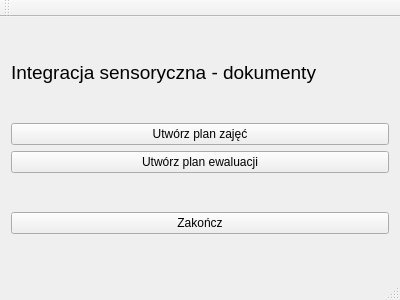
Before: the Qt Designer form Plan-Describer/mainwindow.ui in Barto-Paja/SI-Plan-Describer, drawn with Qt 5.
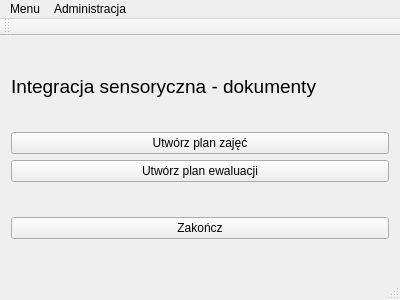
After: the same form once the commit is applied.

```diff
--- a/Plan-Describer/mainwindow.ui
+++ b/Plan-Describer/mainwindow.ui
@@ -111,6 +111,26 @@
      <height>21</height>
     </rect>
    </property>
+   <widget class="QMenu" name="menuMenu">
+    <property name="title">
+     <string>Menu</string>
+    </property>
+   </widget>
+   <widget class="QMenu" name="menuAdmin">
+    <property name="title">
+     <string>Administracja</string>
+    </property>
+    <widget class="QMenu" name="menuDataBase">
+     <property name="title">
+      <string>Bazy Danych</string>
+     </property>
+     <addaction name="action_setDataBase"/>
+     <addaction name="action_manageDictionaries"/>
+    </widget>
+    <addaction name="menuDataBase"/>
+   </widget>
+   <addaction name="menuMenu"/>
+   <addaction name="menuAdmin"/>
   </widget>
   <widget class="QToolBar" name="mainToolBar">
    <attribute name="toolBarArea">
```
Left out of the diff: 10 changed lines with no effect on the pictures.
